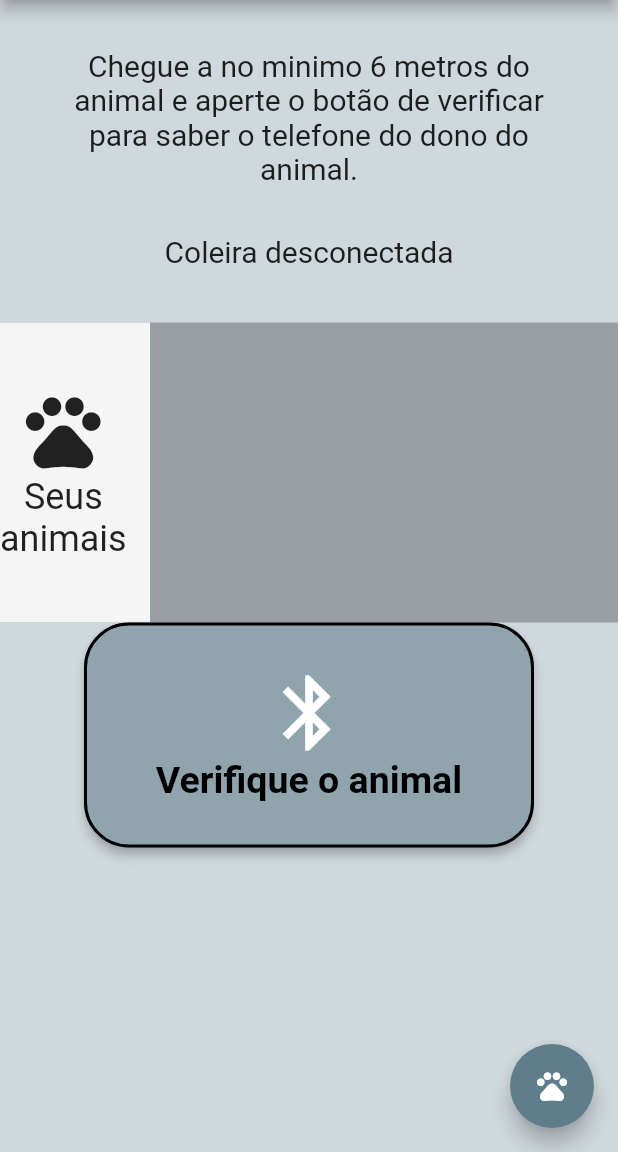
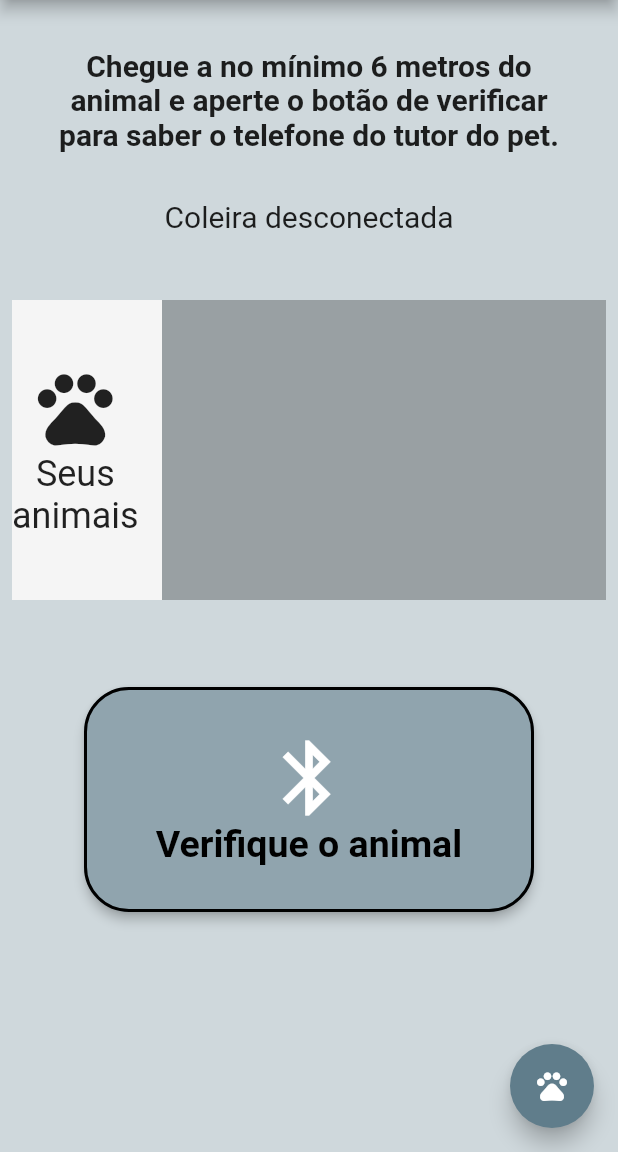
Before and after one commit to SFbarbara/aumiau, a Flutter app: the screen it shows once a user with an empty profile is signed in, on a phone screen of 412 x 824 dp, the part 84-1236 px from its top. Run offline on Flutter 3.47's test engine with Material 2 defaults, Android fonts, the phone set to English and light mode, and no system bars; our stand-ins replace cloud_firestore, firebase_auth, firebase_core, flutter_blue, permission_handler, shared_preferences; accounts and stored records are empty.

Commit message:
alterações de design

```diff
--- a/lib/pages/cadastro_animal.dart
+++ b/lib/pages/cadastro_animal.dart
@@ -36,7 +36,9 @@ class _CadastroAnimalState extends State<CadastroAnimal> {
       appBar: AppBar(
         title: const Text("Cadastro do animal"),
       ),
-      body: Form(
+      body: Padding(
+        padding: const EdgeInsets.all(8.0),
+        child: Form(
           key: _key,
           child: Column(
             children: [
@@ -99,6 +101,7 @@ class _CadastroAnimalState extends State<CadastroAnimal> {
             ],
           ),
         ),
+      ),
     );
   }
 
--- a/lib/pages/pagina_principal.dart
+++ b/lib/pages/pagina_principal.dart
@@ -75,9 +75,10 @@ class _PaginaPrincipalState extends State<PaginaPrincipal> {
                       Container(
                         padding: const EdgeInsets.all(32),
                         child: const Text(
-                          "Chegue a no minimo 6 metros do animal e aperte o botão de verificar para saber o telefone do dono do animal.",
+                          "Chegue a no mínimo 6 metros do animal e aperte o botão de verificar para saber o telefone do tutor do pet.",
                           textAlign: TextAlign.center,
-                          style: TextStyle(fontSize: 20),
+                          style: TextStyle(
+                              fontSize: 20, fontWeight: FontWeight.w600),
                         ),
                       ),
                       ValueListenableBuilder<SpotStatus>(
@@ -96,7 +97,9 @@ class _PaginaPrincipalState extends State<PaginaPrincipal> {
                       ),
                       appStore.autenticado.value.id == null
                           ? Container()
-                          : SizedBox(
+                          : Padding(
+                              padding: const EdgeInsets.all(8.0),
+                              child: SizedBox(
                                 height: 200,
                                 child: FutureBuilder<List<AnimalModel>>(
                                   future: AnimalRepository()
@@ -131,8 +134,8 @@ class _PaginaPrincipalState extends State<PaginaPrincipal> {
                                                             "Seus\nanimais",
                                                             style: TextStyle(
                                                                 fontSize: 24),
-                                                          textAlign:
-                                                              TextAlign.center,
+                                                            textAlign: TextAlign
+                                                                .center,
                                                           ),
                                                         ],
                                                       ),
@@ -140,7 +143,8 @@ class _PaginaPrincipalState extends State<PaginaPrincipal> {
                                                   ));
                                             }
 
-                                          if (pets != null && pets.length > 0) {
+                                            if (pets != null &&
+                                                pets.length > 0) {
                                               pet = pets[index - 1];
                                             }
                                             return Card(
@@ -202,13 +206,15 @@ class _PaginaPrincipalState extends State<PaginaPrincipal> {
                                                           },
                                                           child: Column(
                                                             children: const [
-                                                            Icon(Icons.delete),
+                                                              Icon(
+                                                                  Icons.delete),
                                                               Text("Excluir"),
                                                             ],
                                                           )),
                                                       TextButton(
                                                           onPressed: () {
-                                                          Navigator.of(context)
+                                                            Navigator.of(
+                                                                    context)
                                                                 .push(
                                                                     MaterialPageRoute(
                                                               builder: (context) =>
@@ -226,10 +232,11 @@ class _PaginaPrincipalState extends State<PaginaPrincipal> {
                                                           )),
                                                       TextButton(
                                                           onPressed: () async {
-                                                          var ble = Provider.of<
-                                                                  ClienteBleAbstract>(
+                                                            var ble = Provider
+                                                                .of<ClienteBleAbstract>(
                                                                     context,
-                                                              listen: false);
+                                                                    listen:
+                                                                        false);
                                                             try {
                                                               pet!.usuario =
                                                                   appStore
@@ -245,7 +252,8 @@ class _PaginaPrincipalState extends State<PaginaPrincipal> {
                                                             children: const [
                                                               Icon(Icons
                                                                   .bluetooth),
-                                                            Text("Transmitir"),
+                                                              Text(
+                                                                  "Transmitir"),
                                                             ],
                                                           ))
                                                     ],
@@ -266,7 +274,10 @@ class _PaginaPrincipalState extends State<PaginaPrincipal> {
                                   },
                                 ),
                               ),
-                      SizedBox(
+                            ),
+                      Padding(
+                        padding: const EdgeInsets.all(50.0),
+                        child: SizedBox(
                           width: 300,
                           height: 150,
                           child: ElevatedButton(
@@ -279,7 +290,8 @@ class _PaginaPrincipalState extends State<PaginaPrincipal> {
                                     borderRadius: BorderRadius.circular(30)),
                               ),
                               onPressed: () async {
-                              var ble = Provider.of<ClienteBleAbstract>(context,
+                                var ble = Provider.of<ClienteBleAbstract>(
+                                    context,
                                     listen: false);
                                 try {
                                   await ble.ler((animal) {
@@ -306,8 +318,8 @@ class _PaginaPrincipalState extends State<PaginaPrincipal> {
                                       actions: [
                                         TextButton(
                                             child: const Text("Fechar"),
-                                          onPressed: () =>
-                                              ScaffoldMessenger.of(context)
+                                            onPressed: () => ScaffoldMessenger
+                                                    .of(context)
                                                 .hideCurrentMaterialBanner())
                                       ],
                                     ));
@@ -331,6 +343,7 @@ class _PaginaPrincipalState extends State<PaginaPrincipal> {
                                       )),
                                 ],
                               )),
+                        ),
                       ),
                     ],
                   ),
```
Also changed, not shown: lib/pages/cadastro_usuario.dart (+5 -4 lines). Lines whose indentation alone changed are shown as unchanged.
